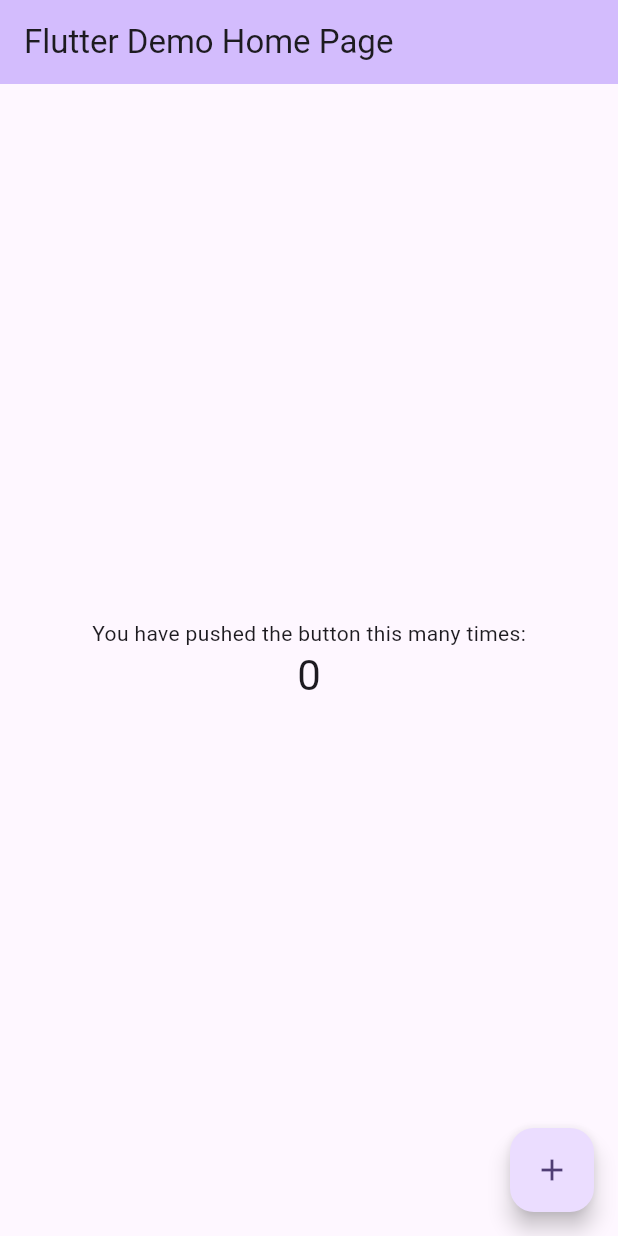
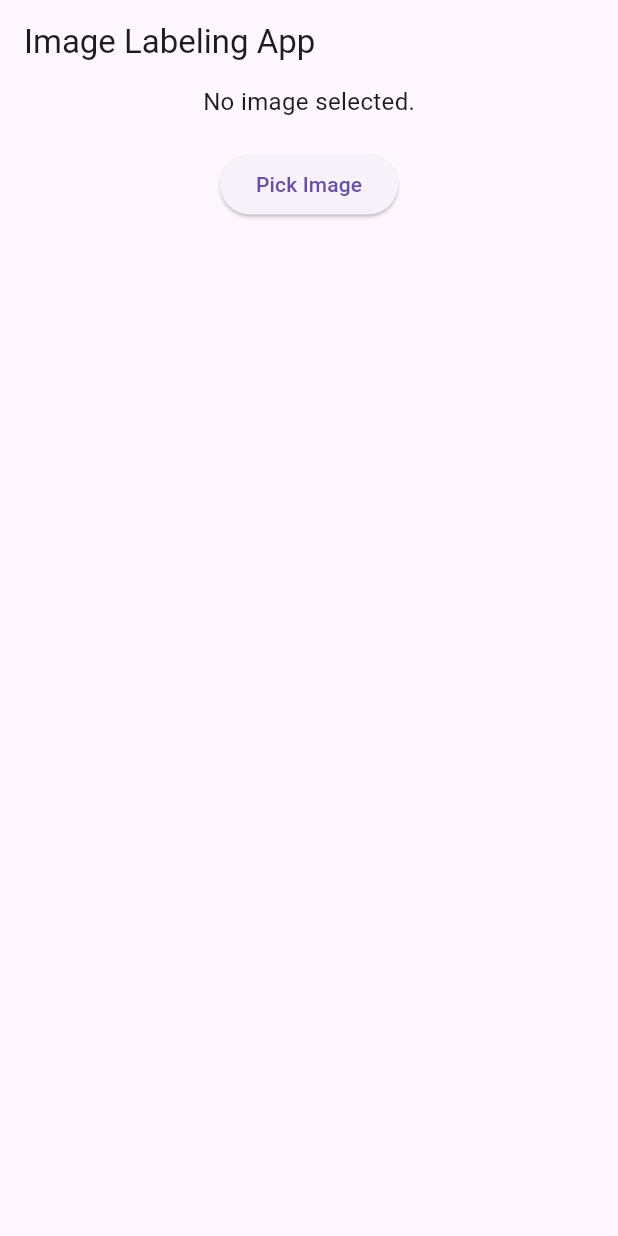
Before and after one commit to Marieezouaa/CW8-ML_Image_Labler, a Flutter app: the screen it shows after launch, on a phone screen of 412 x 824 dp. Run offline on Flutter 3.47's test engine with Material 3 defaults, Android fonts, the phone set to English and light mode, and no system bars; our stand-ins replace firebase_core, image_picker; missing offline and left inert: firebase_ml_model_downloader; accounts and stored records are empty.

Commit message:
ml code, causes emulator to crash

```diff
--- /dev/null
+++ b/cw8/lib/image_labeling_page.dart
@@ -0,0 +1,67 @@
+import 'dart:io';
+
+import 'package:flutter/material.dart';
+import 'package:cw8/image_labeling_service.dart';
+
+class ImageLabelingPage extends StatefulWidget {
+  @override
+  _ImageLabelingPageState createState() => _ImageLabelingPageState();
+}
+
+class _ImageLabelingPageState extends State<ImageLabelingPage> {
+  final ImageLabelingService _service = ImageLabelingService();
+  String? _imagePath;
+  List<Map<String, dynamic>> _labels = [];
+  bool _isLoading = false;
+
+  void _pickImage() async {
+    setState(() => _isLoading = true);
+    try {
+      String? imagePath = await _service.pickImage();
+      if (imagePath != null) {
+        setState(() => _imagePath = imagePath);
+        List<Map<String, dynamic>> labels = await _service.labelImage(imagePath);
+        setState(() => _labels = labels);
+      }
+    } catch (e) {
+      ScaffoldMessenger.of(context).showSnackBar(
+        SnackBar(content: Text('Error picking or labeling image: $e')),
+      );
+    } finally {
+      setState(() => _isLoading = false);
+    }
+  }
+
+  @override
+  Widget build(BuildContext context) {
+    return Scaffold(
+      appBar: AppBar(title: Text('Image Labeling App')),
+      body: _isLoading
+          ? Center(child: CircularProgressIndicator())
+          : Column(
+              mainAxisAlignment: MainAxisAlignment.center,
+              children: [
+                if (_imagePath == null)
+                  Center(child: Text('No image selected.', style: TextStyle(fontSize: 16))),
+                if (_imagePath != null)
+                  Image.file(File(_imagePath!), height: 300, fit: BoxFit.cover),
+                SizedBox(height: 20),
+                ElevatedButton(onPressed: _pickImage, child: Text('Pick Image')),
+                SizedBox(height: 20),
+                Expanded(
+                  child: ListView.builder(
+                    itemCount: _labels.length,
+                    itemBuilder: (context, index) {
+                      final label = _labels[index];
+                      return ListTile(
+                        title: Text(label['label']),
+                        subtitle: Text('Confidence: ${(label['confidence'] * 100).toStringAsFixed(2)}%'),
+                      );
+                    },
+                  ),
+                ),
+              ],
+            ),
+    );
+  }
+}
--- /dev/null
+++ b/cw8/lib/image_labeling_service.dart
@@ -0,0 +1,32 @@
+import 'package:image_picker/image_picker.dart';
+import 'package:firebase_ml_model_downloader/firebase_ml_model_downloader.dart';
+
+class ImageLabelingService {
+  final ImagePicker _picker = ImagePicker();
+
+  Future<String?> pickImage() async {
+    final XFile? image = await _picker.pickImage(source: ImageSource.gallery);
+    return image?.path;
+  }
+
+  Future<List<Map<String, dynamic>>> labelImage(String imagePath) async {
+    try {
+
+      final model = await FirebaseModelDownloader.instance.getModel(
+        "your_model_name",
+        FirebaseModelDownloadType.localModelUpdateInBackground,
+      );
+
+      // Log the model file path for verification
+      print("Model file path: ${model.file}");
+
+      // Simulated image labeling results (replace with actual ML processing logic)
+      return [
+        {'label': 'Sample Object', 'confidence': 0.95},
+        {'label': 'Another Object', 'confidence': 0.87},
+      ];
+    } catch (e) {
+      throw Exception('Error loading model: $e');
+    }
+  }
+}
--- a/cw8/lib/main.dart
+++ b/cw8/lib/main.dart
@@ -1,125 +1,19 @@
+import 'package:firebase_core/firebase_core.dart';
 import 'package:flutter/material.dart';
+import 'package:cw8/image_labeling_page.dart';
 
-void main() {
-  runApp(const MyApp());
+void main() async {
+  WidgetsFlutterBinding.ensureInitialized();
+  await Firebase.initializeApp();
+  runApp(MyApp());
 }
 
 class MyApp extends StatelessWidget {
-  const MyApp({super.key});
-
-  // This widget is the root of your application.
   @override
   Widget build(BuildContext context) {
     return MaterialApp(
-      title: 'Flutter Demo',
-      theme: ThemeData(
-        // This is the theme of your application.
-        //
-        // TRY THIS: Try running your application with "flutter run". You'll see
-        // the application has a purple toolbar. Then, without quitting the app,
-        // try changing the seedColor in the colorScheme below to Colors.green
-        // and then invoke "hot reload" (save your changes or press the "hot
-        // reload" button in a Flutter-supported IDE, or press "r" if you used
-        // the command line to start the app).
-        //
-        // Notice that the counter didn't reset back to zero; the application
-        // state is not lost during the reload. To reset the state, use hot
-        // restart instead.
-        //
-        // This works for code too, not just values: Most code changes can be
-        // tested with just a hot reload.
-        colorScheme: ColorScheme.fromSeed(seedColor: Colors.deepPurple),
-        useMaterial3: true,
-      ),
-      home: const MyHomePage(title: 'Flutter Demo Home Page'),
+      debugShowCheckedModeBanner: false,
+      home: ImageLabelingPage(),
     );
   }
 }
-
-class MyHomePage extends StatefulWidget {
-  const MyHomePage({super.key, required this.title});
-
-  // This widget is the home page of your application. It is stateful, meaning
-  // that it has a State object (defined below) that contains fields that affect
-  // how it looks.
-
-  // This class is the configuration for the state. It holds the values (in this
-  // case the title) provided by the parent (in this case the App widget) and
-  // used by the build method of the State. Fields in a Widget subclass are
-  // always marked "final".
-
-  final String title;
-
-  @override
-  State<MyHomePage> createState() => _MyHomePageState();
-}
-
-class _MyHomePageState extends State<MyHomePage> {
-  int _counter = 0;
-
-  void _incrementCounter() {
-    setState(() {
-      // This call to setState tells the Flutter framework that something has
-      // changed in this State, which causes it to rerun the build method below
-      // so that the display can reflect the updated values. If we changed
-      // _counter without calling setState(), then the build method would not be
-      // called again, and so nothing would appear to happen.
-      _counter++;
-    });
-  }
-
-  @override
-  Widget build(BuildContext context) {
-    // This method is rerun every time setState is called, for instance as done
-    // by the _incrementCounter method above.
-    //
-    // The Flutter framework has been optimized to make rerunning build methods
-    // fast, so that you can just rebuild anything that needs updating rather
-    // than having to individually change instances of widgets.
-    return Scaffold(
-      appBar: AppBar(
-        // TRY THIS: Try changing the color here to a specific color (to
-        // Colors.amber, perhaps?) and trigger a hot reload to see the AppBar
-        // change color while the other colors stay the same.
-        backgroundColor: Theme.of(context).colorScheme.inversePrimary,
-        // Here we take the value from the MyHomePage object that was created by
-        // the App.build method, and use it to set our appbar title.
-        title: Text(widget.title),
-      ),
-      body: Center(
-        // Center is a layout widget. It takes a single child and positions it
-        // in the middle of the parent.
-        child: Column(
-          // Column is also a layout widget. It takes a list of children and
-          // arranges them vertically. By default, it sizes itself to fit its
-          // children horizontally, and tries to be as tall as its parent.
-          //
-          // Column has various properties to control how it sizes itself and
-          // how it positions its children. Here we use mainAxisAlignment to
-          // center the children vertically; the main axis here is the vertical
-          // axis because Columns are vertical (the cross axis would be
-          // horizontal).
-          //
-          // TRY THIS: Invoke "debug painting" (choose the "Toggle Debug Paint"
-          // action in the IDE, or press "p" in the console), to see the
-          // wireframe for each widget.
-          mainAxisAlignment: MainAxisAlignment.center,
-          children: <Widget>[
-            const Text(
-              'You have pushed the button this many times:',
-            ),
-            Text(
-              '$_counter',
-              style: Theme.of(context).textTheme.headlineMedium,
-            ),
-          ],
-        ),
-      ),
-      floatingActionButton: FloatingActionButton(
-        onPressed: _incrementCounter,
-        tooltip: 'Increment',
-        child: const Icon(Icons.add),
-      ), // This trailing comma makes auto-formatting nicer for build methods.
-    );
-  }
-}
--- a/cw8/pubspec.yaml
+++ b/cw8/pubspec.yaml
@@ -35,6 +35,10 @@ dependencies:
   # The following adds the Cupertino Icons font to your application.
   # Use with the CupertinoIcons class for iOS style icons.
   cupertino_icons: ^1.0.8
+  firebase_core: ^3.8.0
+  firebase_ml_model_downloader: ^0.3.1+5
+  image_picker: ^0.8.5+2
+  firebase_ml_vision: ^0.12.0+3
 
 dev_dependencies:
   flutter_test:
@@ -57,6 +61,8 @@ flutter:
   # included with your application, so that you can use the icons in
   # the material Icons class.
   uses-material-design: true
+  assets:
+    - assets/models/
 
   # To add assets to your application, add an assets section, like this:
   # assets:
```
Also changed, not shown: cw8/pubspec.lock, 15 other files.
